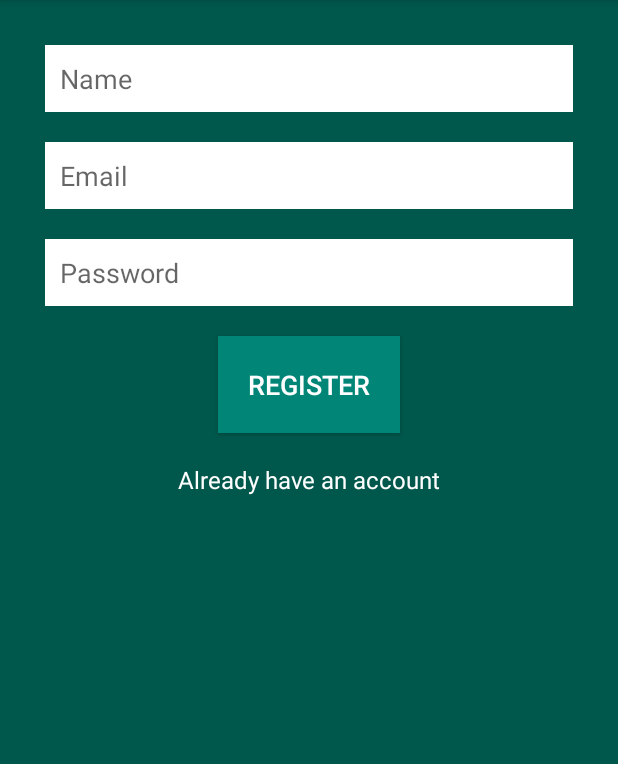
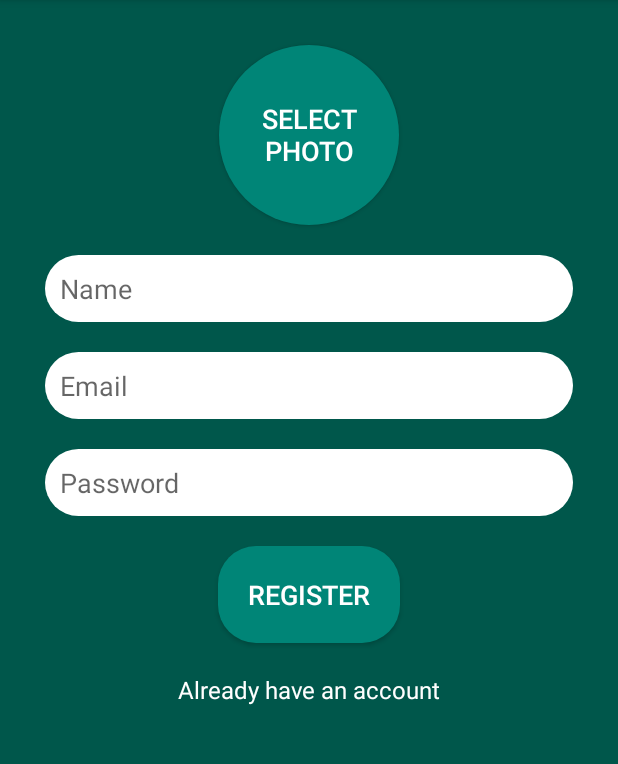
Before and after one commit to BezMan/KotlinMessanger, an Android app: the screen it shows after launch (MainActivity), on a phone screen of 412 x 824 dp, the part 84-848 px from its top. Run offline under Robolectric (Android 15) with nearby library versions, the phone set to English and light mode, and no system bars; our stand-ins replace Firebase (no records; nobody signed in at launch, a user with empty details on screens opened directly).

Commit message:
rounded views

```diff
--- a/app/src/main/java/com/dev/kotlinmessenger/MainActivity.kt
+++ b/app/src/main/java/com/dev/kotlinmessenger/MainActivity.kt
@@ -50,4 +50,7 @@ class MainActivity : AppCompatActivity() {
         val loginIntent = Intent(this, LoginActivity::class.java)
         startActivity(loginIntent)
     }
+
+    fun imageSelectClicked(view: View) {
+    }
 }
--- /dev/null
+++ b/app/src/main/res/drawable/circle_button.xml
@@ -0,0 +1,11 @@
+<?xml version="1.0" encoding="utf-8"?>
+<shape xmlns:android="http://schemas.android.com/apk/res/android"
+    android:shape="oval">
+
+    <size
+        android:width="120dp"
+        android:height="120dp"/>
+
+    <solid android:color="@color/colorPrimary"/>
+
+</shape>
--- /dev/null
+++ b/app/src/main/res/drawable/rounded_button.xml
@@ -0,0 +1,6 @@
+<?xml version="1.0" encoding="utf-8"?>
+<shape xmlns:android="http://schemas.android.com/apk/res/android">
+
+    <corners android:radius="25dp"/>
+    <solid android:color="@color/colorPrimary"/>
+</shape>
--- /dev/null
+++ b/app/src/main/res/drawable/rounded_edittext.xml
@@ -0,0 +1,6 @@
+<?xml version="1.0" encoding="utf-8"?>
+<shape xmlns:android="http://schemas.android.com/apk/res/android">
+
+    <corners android:radius="25dp"/>
+    <solid android:color="@android:color/white"/>
+</shape>
--- a/app/src/main/res/layout/activity_login.xml
+++ b/app/src/main/res/layout/activity_login.xml
@@ -30,7 +30,7 @@
         android:layout_width="wrap_content"
         android:layout_height="wrap_content"
         android:layout_margin="20dp"
-        android:background="@color/colorPrimary"
+        android:background="@drawable/rounded_button"
         android:onClick="loginClicked"
         android:padding="20dp"
         android:text="LOGIN"
--- a/app/src/main/res/layout/activity_main.xml
+++ b/app/src/main/res/layout/activity_main.xml
@@ -8,13 +8,28 @@
     android:padding="10dp"
     tools:context=".MainActivity">
 
+    <Button
+        android:id="@+id/photo_select_button"
+        android:layout_width="wrap_content"
+        android:layout_height="wrap_content"
+        android:layout_margin="20dp"
+        android:background="@drawable/circle_button"
+        android:onClick="imageSelectClicked"
+        android:padding="20dp"
+        android:text="SELECT\nPHOTO"
+        android:textColor="@android:color/white"
+        android:textSize="18sp"
+        app:layout_constraintEnd_toEndOf="parent"
+        app:layout_constraintStart_toStartOf="parent"
+        app:layout_constraintTop_toTopOf="parent" />
+
     <EditText
         android:id="@+id/name_edittext_register"
         style="@style/RegistrationTheme"
         android:hint="Name"
         android:inputType="textPersonName"
         app:layout_constraintStart_toStartOf="parent"
-        app:layout_constraintTop_toTopOf="parent" />
+        app:layout_constraintTop_toBottomOf="@id/photo_select_button" />
 
     <EditText
         android:id="@+id/email_edittext_register"
@@ -37,7 +52,7 @@
         android:layout_width="wrap_content"
         android:layout_height="wrap_content"
         android:layout_margin="20dp"
-        android:background="@color/colorPrimary"
+        android:background="@drawable/rounded_button"
         android:onClick="registerClicked"
         android:padding="20dp"
         android:text="REGISTER"
--- a/app/src/main/res/values/styles.xml
+++ b/app/src/main/res/values/styles.xml
@@ -15,7 +15,7 @@
         <item name="android:layout_height">wrap_content</item>
         <item name="android:layout_margin">20dp</item>
         <item name="android:padding">10dp</item>
-        <item name="android:background">@android:color/white</item>
+        <item name="android:background">@drawable/rounded_edittext</item>
         <item name="android:textColor">@android:color/black</item>
     </style>
 
```
